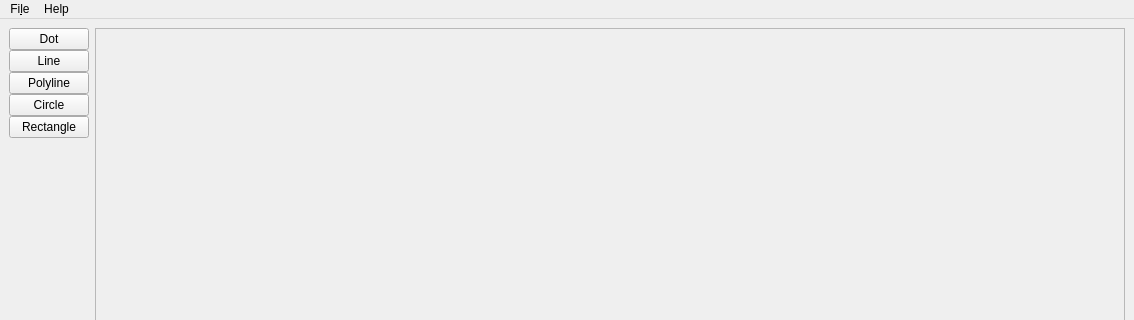
First picture: the form in app/ui/main_window.ui, repository drahoja9/BI-OOP-CAD, before the edit; both pictures show x 0 to 1134 and y 0 to 320 of the 1134 by 601 pixel window.
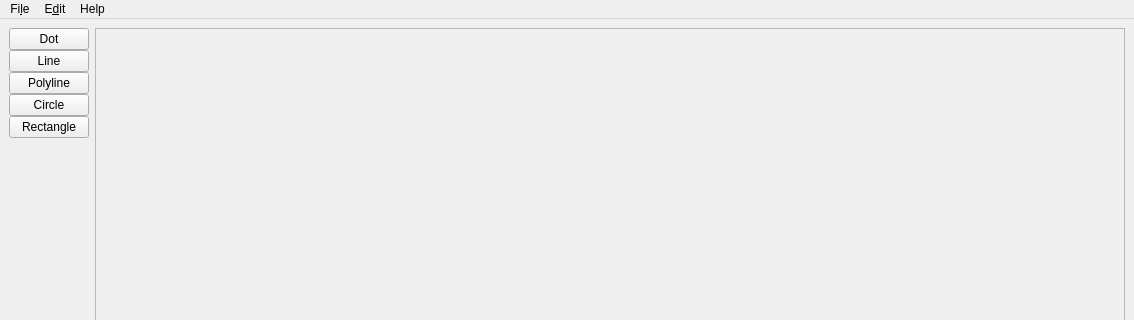
Second picture: the form after the edit.

Diff of the .ui file:
```diff
--- a/app/ui/main_window.ui
+++ b/app/ui/main_window.ui
@@ -166,7 +166,7 @@
      <x>0</x>
      <y>0</y>
      <width>1134</width>
-     <height>17</height>
+     <height>28</height>
     </rect>
    </property>
    <widget class="QMenu" name="menuFile">
@@ -181,7 +181,15 @@
      <string>Help</string>
     </property>
    </widget>
+   <widget class="QMenu" name="menuEdit">
+    <property name="title">
+     <string>E&amp;dit</string>
+    </property>
+    <addaction name="actionUndo"/>
+    <addaction name="actionRedo"/>
+   </widget>
    <addaction name="menuFile"/>
+   <addaction name="menuEdit"/>
    <addaction name="menuHelp"/>
   </widget>
   <widget class="QStatusBar" name="statusbar"/>
```
Left out of the diff: 20 changed lines with no effect on the pictures.
